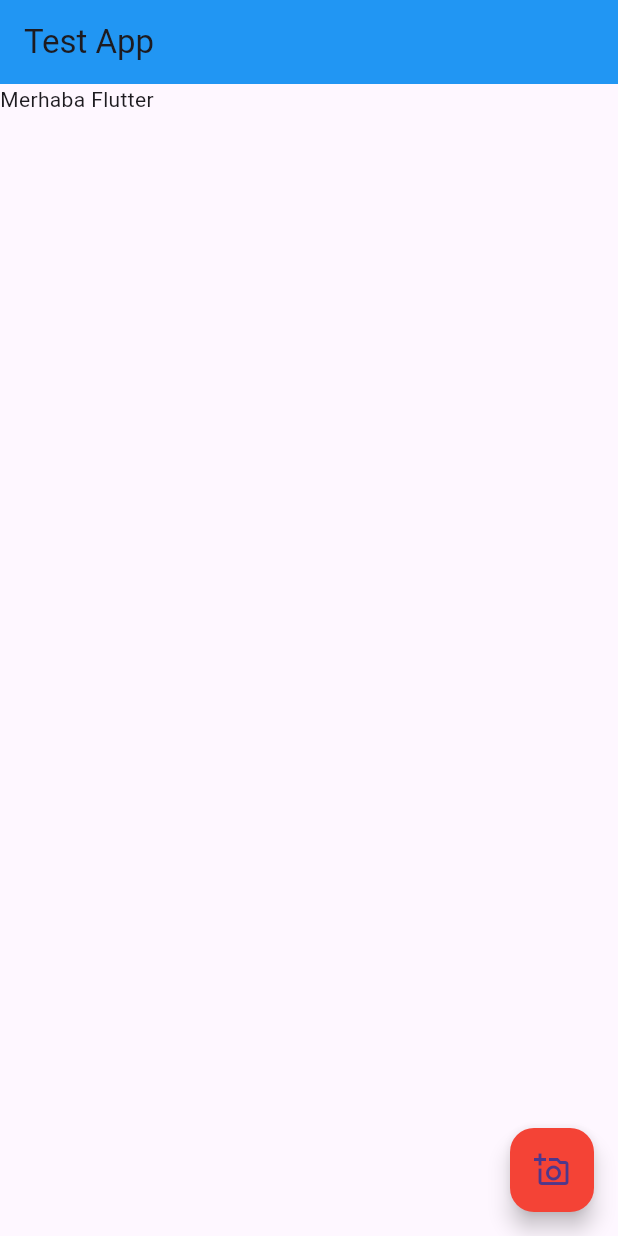
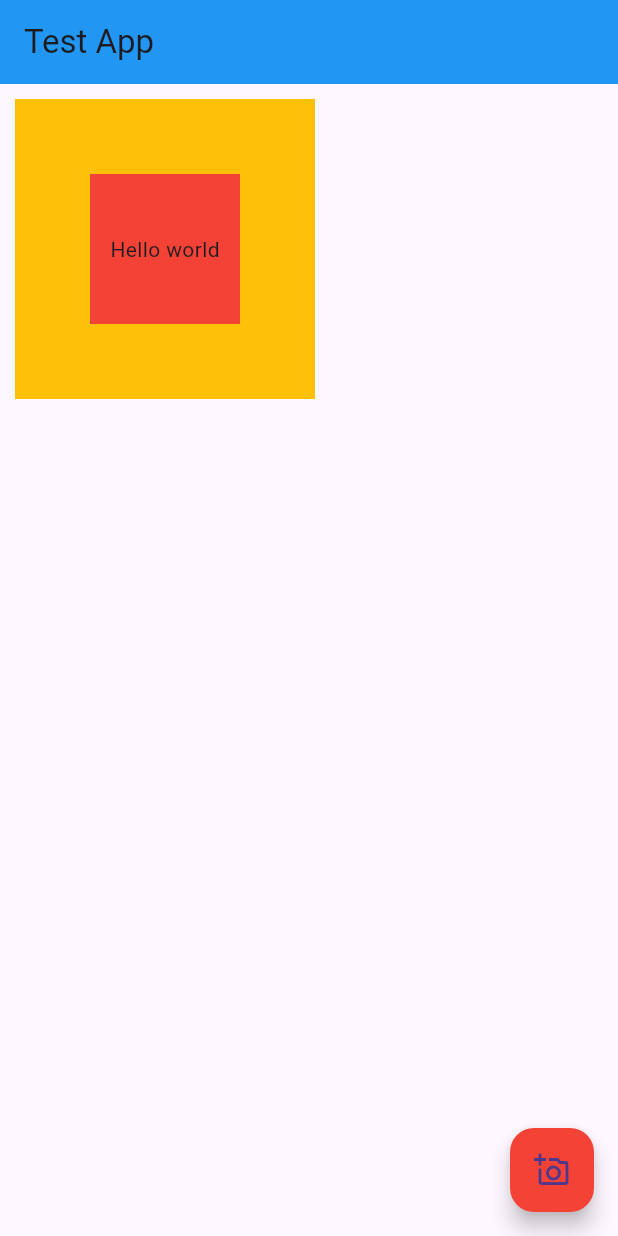
Before and after one commit to ersinbulut/BtkAkademiFlutter, a Flutter app: the screen it shows after launch, on a phone screen of 412 x 824 dp. Run offline on Flutter 3.47's test engine with Material 3 defaults, Android fonts, the phone set to English and light mode, and no system bars.

Commit message:
3.4_Container ve Center Widget'la

```diff
--- a/flutter_test_app/lib/main.dart
+++ b/flutter_test_app/lib/main.dart
@@ -18,7 +18,21 @@ class TestApp extends StatelessWidget{
           backgroundColor: Colors.blue,
           title: const Text("Test App"),
         ),
-        body: const Text("Merhaba Flutter"),
+        body:
+          Container(
+            color: Colors.amber,
+            height: 200,
+            width: 200,
+            margin: EdgeInsets.symmetric(horizontal: 10,vertical: 10),
+            padding: EdgeInsets.all(8),
+            alignment: Alignment.center,
+            child: Container(
+            color: Colors.red,
+            alignment: Alignment.center,
+            width: 100,
+            height: 100,child: const Text("Hello world"),),
+            ),
+
         floatingActionButton: FloatingActionButton(
           onPressed: () {
           debugPrint("Butona tıklandı");
```
